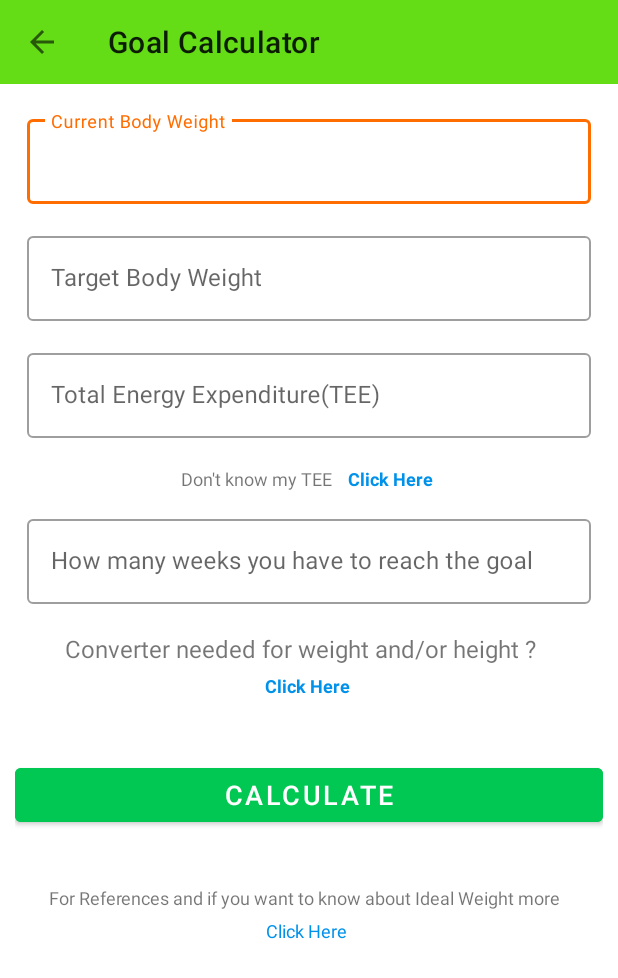
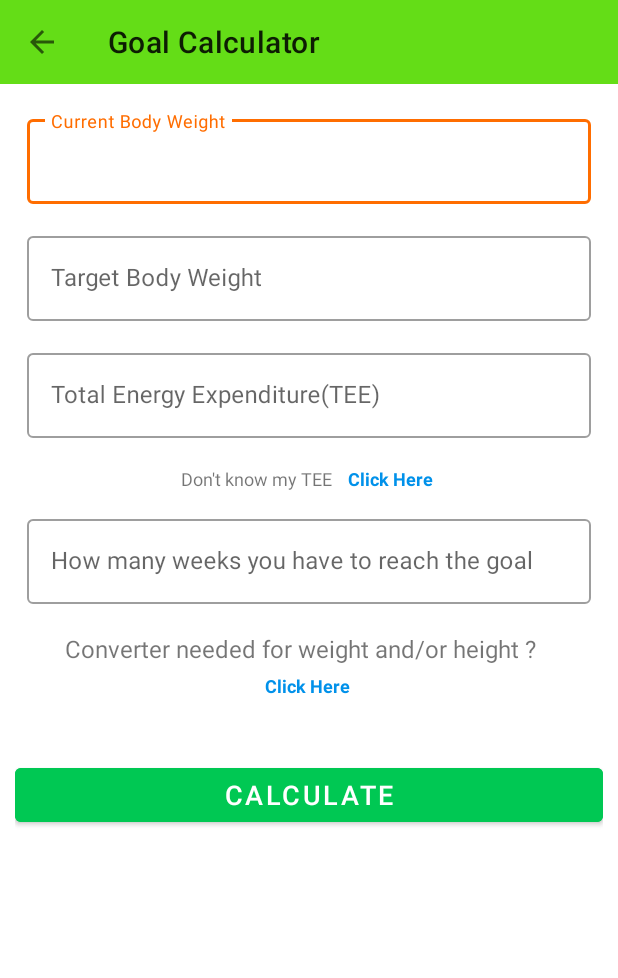
Before and after one commit to iot-lab-kiit/HealthyWays, an Android app: the GoalCalculator screen opened directly, with no data from a screen before it, on a phone screen of 412 x 824 dp. Shown: the top 978 px of the screen. Run offline under Robolectric (Android 15) with nearby library versions, the phone set to English and light mode, and no system bars.

Commit message:
remove unused files

```diff
--- a/app/src/main/res/layout/activity_goal_calculator.xml
+++ b/app/src/main/res/layout/activity_goal_calculator.xml
@@ -346,34 +346,6 @@
 
                 </LinearLayout>
 
-                <LinearLayout
-
-                    android:layout_width="wrap_content"
-                    android:layout_height="wrap_content"
-                    android:orientation="vertical"
-                    android:layout_gravity="center"
-                    android:padding="5dp">
-                    <TextView
-                        android:layout_width="match_parent"
-                        android:layout_height="wrap_content"
-                        android:layout_marginTop="5dp"
-                        android:gravity="center"
-                        android:textSize="12sp"
-                        android:text="For References and if you want to know about Ideal Weight more  " />
-
-                    <TextView
-                        android:id="@+id/tvBmiRedirect"
-                        android:layout_width="match_parent"
-                        android:layout_height="wrap_content"
-                        android:layout_marginTop="5dp"
-                        android:gravity="center"
-                        android:textSize="12sp"
-                        android:textColor="#0091EA"
-                        android:text="Click Here "
-                        android:onClick="referenceCalled"/>
-
-                </LinearLayout>
-
             </LinearLayout>
         </LinearLayout>
 
--- a/app/src/main/res/layout/content_goal_calculator.xml
+++ /dev/null
@@ -1,6 +0,0 @@
-<?xml version="1.0" encoding="utf-8"?>
-<androidx.constraintlayout.widget.ConstraintLayout xmlns:android="http://schemas.android.com/apk/res/android"
-    xmlns:app="http://schemas.android.com/apk/res-auto"
-    android:layout_width="match_parent"
-    android:layout_height="match_parent"
-    app:layout_behavior="@string/appbar_scrolling_view_behavior"></androidx.constraintlayout.widget.ConstraintLayout>
```
Also changed, not shown: app/src/main/res/layout/fragment_first.xml (deleted, +0 -28 lines), app/src/main/res/layout/fragment_goal_calculator.xml (deleted, +0 -14 lines), app/src/main/res/layout/fragment_second.xml (deleted, +0 -27 lines).
